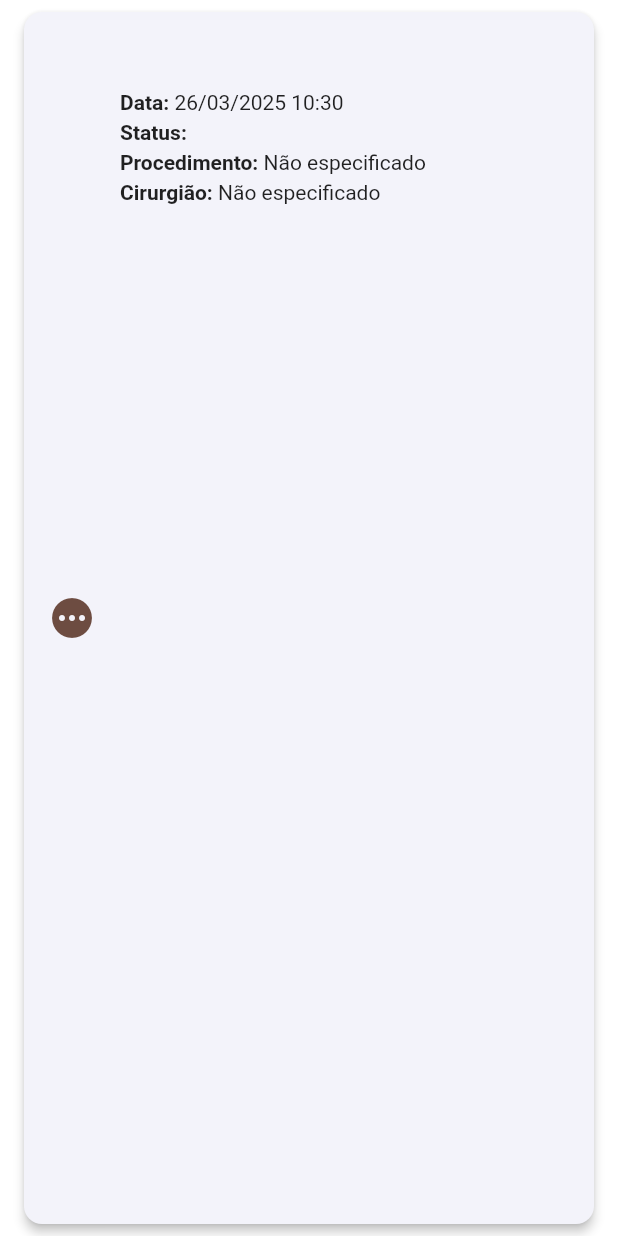
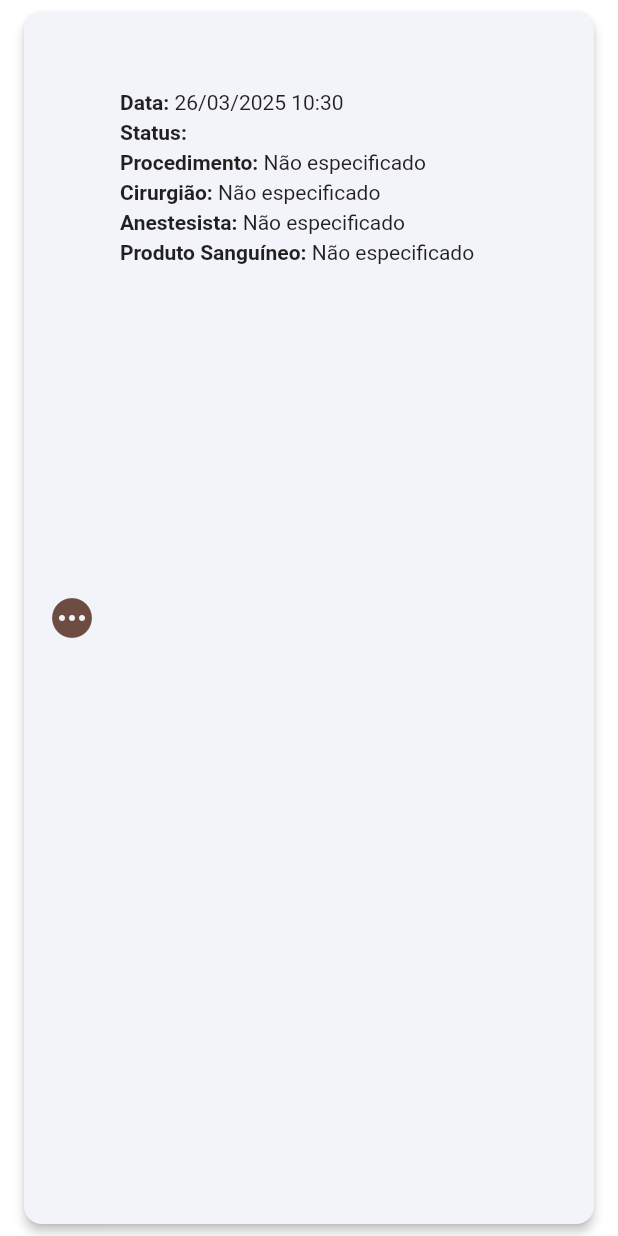
Before and after one commit to P-Lucas-S/cirurgiapp2, a Flutter app: the SurgeryCard widget shown alone on an empty page, opened directly with empty values, on a phone screen of 412 x 824 dp. Run offline on Flutter 3.47's test engine with Material 3 defaults, Android fonts, the light colour scheme and no system bars; our stand-ins replace brasil_fields, cloud_firestore, email_validator, firebase_auth, firebase_core, google_fonts and 3 more; accounts and stored records are empty.

Commit message:
Anestesista agora aparece, e OPMe e Produto Sanguíneo são selecionáveis agora

```diff
--- a/lib/src/features/surgery/widgets/surgery_card.dart
+++ b/lib/src/features/surgery/widgets/surgery_card.dart
@@ -89,6 +89,17 @@ class SurgeryCard extends StatelessWidget {
           label: 'Cirurgião:',
           collection: 'surgeons',
           reference: surgery['surgeon'],
+        ),
+        // Novas referências adicionadas
+        _buildReferenceItem(
+          label: 'Anestesista:',
+          collection: 'anesthesiologists',
+          reference: surgery['anesthesiologist'],
+        ),
+        _buildReferenceItem(
+          label: 'Produto Sanguíneo:',
+          collection: 'blood_products',
+          reference: surgery['bloodProducts'],
         ),
       ],
     );
@@ -242,7 +253,11 @@ class SurgeryCard extends StatelessWidget {
   DocumentReference? _getDocumentReference(dynamic value) {
     if (value is DocumentReference) return value;
     if (value is String && value.isNotEmpty) {
-      return FirebaseFirestore.instance.doc(value);
+      // Verifica se o caminho possui um número par de segmentos (ex: 'collection/docId')
+      final segments = value.split('/');
+      if (segments.length.isEven) {
+        return FirebaseFirestore.instance.doc(value);
+      }
     }
     return null;
   }
--- a/lib/src/services/medical_data_service.dart
+++ b/lib/src/services/medical_data_service.dart
@@ -14,7 +14,14 @@ class MedicalDataService {
       context: context,
       builder: (context) => AlertDialog(
         title: Text(
-            'Selecione ${collection == 'procedures' ? 'um Procedimento' : 'um Cirurgião'}'),
+          switch (collection) {
+            'procedures' => 'Selecione um Procedimento',
+            'surgeons' => 'Selecione um Cirurgião',
+            'anesthesiologists' => 'Selecione um Anestesista',
+            'blood_products' => 'Selecione um Produto Sanguíneo',
+            _ => 'Selecione um Item',
+          },
+        ),
         content: SizedBox(
           width: double.maxFinite,
           child: StreamBuilder<QuerySnapshot>(
```
Also changed, not shown: lib/src/features/surgery/screens/create_surgery_screen.dart (+69 -6 lines), lib/src/features/surgery/screens/surgery_details_screen.dart (+9 -1 lines).
